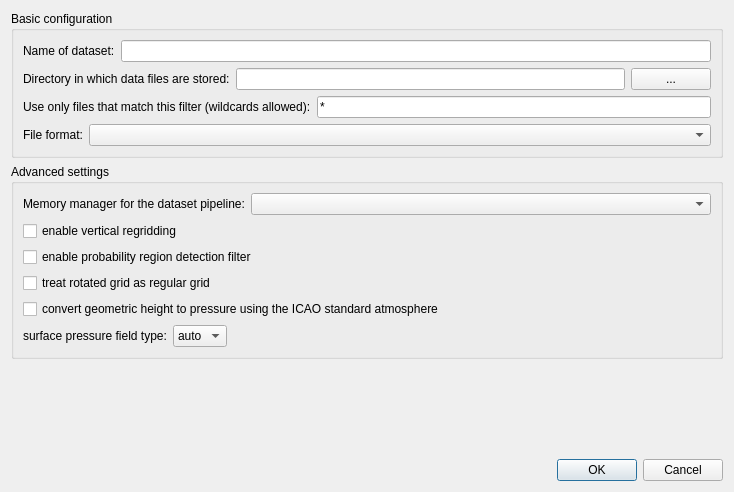
The window that src/gxfw/adddatasetdialog.ui (chrismile/met.3d) describes before a commit, drawn with Qt 5.
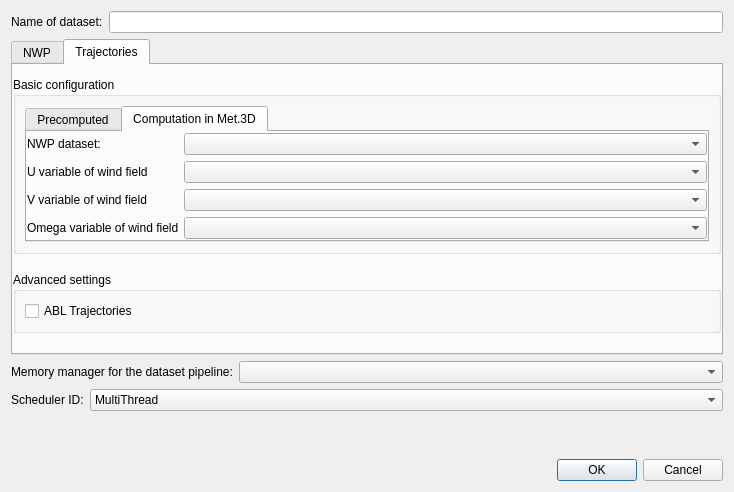
The same window after the commit.

Commit message: extended add dataset dialog to handle trajectories pipeline

Patch:
```diff
--- a/src/gxfw/adddatasetdialog.ui
+++ b/src/gxfw/adddatasetdialog.ui
@@ -15,18 +15,6 @@
   </property>
   <layout class="QVBoxLayout" name="verticalLayout_3">
    <item>
-    <widget class="QGroupBox" name="groupBox">
-     <property name="title">
-      <string>Basic configuration</string>
-     </property>
-     <property name="flat">
-      <bool>false</bool>
-     </property>
-     <property name="checkable">
-      <bool>false</bool>
-     </property>
-     <layout class="QVBoxLayout" name="verticalLayout">
-      <item>
        <layout class="QHBoxLayout" name="horizontalLayout_2">
         <item>
          <widget class="QLabel" name="label">
@@ -41,6 +29,43 @@
        </layout>
       </item>
       <item>
+    <widget class="QTabWidget" name="pipelineTypeTabWidget">
+     <property name="currentIndex">
+      <number>1</number>
+     </property>
+     <widget class="QWidget" name="nwpTab">
+      <attribute name="title">
+       <string>NWP</string>
+      </attribute>
+      <layout class="QVBoxLayout" name="verticalLayout_4">
+       <property name="spacing">
+        <number>0</number>
+       </property>
+       <property name="leftMargin">
+        <number>0</number>
+       </property>
+       <property name="topMargin">
+        <number>0</number>
+       </property>
+       <property name="rightMargin">
+        <number>0</number>
+       </property>
+       <property name="bottomMargin">
+        <number>0</number>
+       </property>
+       <item>
+        <widget class="QGroupBox" name="groupBox">
+         <property name="title">
+          <string>Basic configuration</string>
+         </property>
+         <property name="flat">
+          <bool>false</bool>
+         </property>
+         <property name="checkable">
+          <bool>false</bool>
+         </property>
+         <layout class="QVBoxLayout" name="verticalLayout">
+          <item>
        <layout class="QHBoxLayout" name="horizontalLayout">
         <property name="sizeConstraint">
          <enum>QLayout::SetNoConstraint</enum>
@@ -118,6 +143,16 @@
             <verstretch>0</verstretch>
            </sizepolicy>
           </property>
+              <item>
+               <property name="text">
+                <string>CF_NETCDF</string>
+               </property>
+              </item>
+              <item>
+               <property name="text">
+                <string>ECMWF_GRIB</string>
+               </property>
+              </item>
          </widget>
         </item>
        </layout>
@@ -131,27 +166,6 @@
       <string>Advanced settings</string>
      </property>
      <layout class="QVBoxLayout" name="verticalLayout_2">
-      <item>
-       <layout class="QHBoxLayout" name="horizontalLayout_5">
-        <item>
-         <widget class="QLabel" name="label_4">
-          <property name="text">
-           <string>Memory manager for the dataset pipeline:</string>
-          </property>
-         </widget>
-        </item>
-        <item>
-         <widget class="QComboBox" name="memoryMCombo">
-          <property name="sizePolicy">
-           <sizepolicy hsizetype="Expanding" vsizetype="Fixed">
-            <horstretch>0</horstretch>
-            <verstretch>0</verstretch>
-           </sizepolicy>
-          </property>
-         </widget>
-        </item>
-       </layout>
-      </item>
       <item>
        <widget class="QCheckBox" name="regriddingBool">
         <property name="text">
@@ -237,6 +251,342 @@
       </item>
      </layout>
     </widget>
+       </item>
+      </layout>
+     </widget>
+     <widget class="QWidget" name="trajectoriesTab">
+      <attribute name="title">
+       <string>Trajectories</string>
+      </attribute>
+      <layout class="QVBoxLayout" name="verticalLayout_7">
+       <property name="leftMargin">
+        <number>0</number>
+       </property>
+       <property name="topMargin">
+        <number>0</number>
+       </property>
+       <property name="rightMargin">
+        <number>0</number>
+       </property>
+       <property name="bottomMargin">
+        <number>0</number>
+       </property>
+       <item>
+        <spacer name="verticalSpacer_4">
+         <property name="orientation">
+          <enum>Qt::Vertical</enum>
+         </property>
+         <property name="sizeHint" stdset="0">
+          <size>
+           <width>20</width>
+           <height>10</height>
+          </size>
+         </property>
+        </spacer>
+       </item>
+       <item>
+        <widget class="QGroupBox" name="groupBox_3">
+         <property name="title">
+          <string>Basic configuration</string>
+         </property>
+         <property name="flat">
+          <bool>false</bool>
+         </property>
+         <property name="checkable">
+          <bool>false</bool>
+         </property>
+         <layout class="QVBoxLayout" name="verticalLayout_5">
+          <item>
+           <widget class="QTabWidget" name="trajectoriesTypeTabWidget">
+            <property name="currentIndex">
+             <number>1</number>
+            </property>
+            <widget class="QWidget" name="trajectoriesPrecomputedTab">
+             <attribute name="title">
+              <string>Precomputed</string>
+             </attribute>
+             <layout class="QVBoxLayout" name="verticalLayout_10">
+              <property name="spacing">
+               <number>5</number>
+              </property>
+              <property name="leftMargin">
+               <number>0</number>
+              </property>
+              <property name="topMargin">
+               <number>0</number>
+              </property>
+              <property name="rightMargin">
+               <number>0</number>
+              </property>
+              <property name="bottomMargin">
+               <number>0</number>
+              </property>
+              <item>
+               <layout class="QHBoxLayout" name="horizontalLayout_18">
+                <property name="sizeConstraint">
+                 <enum>QLayout::SetNoConstraint</enum>
+                </property>
+                <item>
+                 <widget class="QLabel" name="label_15">
+                  <property name="sizePolicy">
+                   <sizepolicy hsizetype="Fixed" vsizetype="Fixed">
+                    <horstretch>0</horstretch>
+                    <verstretch>0</verstretch>
+                   </sizepolicy>
+                  </property>
+                  <property name="text">
+                   <string>Directory in which data files are stored:</string>
+                  </property>
+                 </widget>
+                </item>
+                <item>
+                 <widget class="QLineEdit" name="trajectoriesPathEdit">
+                  <property name="sizePolicy">
+                   <sizepolicy hsizetype="Expanding" vsizetype="Fixed">
+                    <horstretch>0</horstretch>
+                    <verstretch>0</verstretch>
+                   </sizepolicy>
+                  </property>
+                 </widget>
+                </item>
+                <item>
+                 <widget class="QPushButton" name="trajectoriesBrowseButton">
+                  <property name="sizePolicy">
+                   <sizepolicy hsizetype="Minimum" vsizetype="Fixed">
+                    <horstretch>0</horstretch>
+                    <verstretch>0</verstretch>
+                   </sizepolicy>
+                  </property>
+                  <property name="text">
+                   <string>...</string>
+                  </property>
+                 </widget>
+                </item>
+               </layout>
+              </item>
+              <item>
+               <spacer name="verticalSpacer_3">
+                <property name="orientation">
+                 <enum>Qt::Vertical</enum>
+                </property>
+                <property name="sizeHint" stdset="0">
+                 <size>
+                  <width>20</width>
+                  <height>30</height>
+                 </size>
+                </property>
+               </spacer>
+              </item>
+             </layout>
+            </widget>
+            <widget class="QWidget" name="trajectoriesComputationTab">
+             <attribute name="title">
+              <string>Computation in Met.3D</string>
+             </attribute>
+             <layout class="QVBoxLayout" name="verticalLayout_6">
+              <property name="leftMargin">
+               <number>0</number>
+              </property>
+              <property name="topMargin">
+               <number>0</number>
+              </property>
+              <property name="rightMargin">
+               <number>0</number>
+              </property>
+              <property name="bottomMargin">
+               <number>0</number>
+              </property>
+              <item>
+               <layout class="QGridLayout" name="gridLayout">
+                <property name="horizontalSpacing">
+                 <number>5</number>
+                </property>
+                <item row="0" column="0">
+                 <widget class="QLabel" name="label_21">
+                  <property name="text">
+                   <string>NWP dataset:</string>
+                  </property>
+                 </widget>
+                </item>
+                <item row="0" column="1">
+                 <widget class="QComboBox" name="trajectoriesNWPDatasetCombo">
+                  <property name="sizePolicy">
+                   <sizepolicy hsizetype="Expanding" vsizetype="Fixed">
+                    <horstretch>0</horstretch>
+                    <verstretch>0</verstretch>
+                   </sizepolicy>
+                  </property>
+                 </widget>
+                </item>
+                <item row="1" column="0">
+                 <widget class="QLabel" name="label_10">
+                  <property name="sizePolicy">
+                   <sizepolicy hsizetype="Fixed" vsizetype="Fixed">
+                    <horstretch>0</horstretch>
+                    <verstretch>0</verstretch>
+                   </sizepolicy>
+                  </property>
+                  <property name="text">
+                   <string>U variable of wind field</string>
+                  </property>
+                 </widget>
+                </item>
+                <item row="1" column="1">
+                 <widget class="QComboBox" name="trajectoriesWindUVarCombo">
+                  <property name="sizePolicy">
+                   <sizepolicy hsizetype="Expanding" vsizetype="Fixed">
+                    <horstretch>0</horstretch>
+                    <verstretch>0</verstretch>
+                   </sizepolicy>
+                  </property>
+                 </widget>
+                </item>
+                <item row="2" column="0">
+                 <widget class="QLabel" name="label_11">
+                  <property name="text">
+                   <string>V variable of wind field</string>
+                  </property>
+                 </widget>
+                </item>
+                <item row="2" column="1">
+                 <widget class="QComboBox" name="trajectoriesWindVVarCombo">
+                  <property name="sizePolicy">
+                   <sizepolicy hsizetype="Expanding" vsizetype="Fixed">
+                    <horstretch>0</horstretch>
+                    <verstretch>0</verstretch>
+                   </sizepolicy>
+                  </property>
+                 </widget>
+                </item>
+                <item row="3" column="0">
+                 <widget class="QLabel" name="label_18">
+                  <property name="text">
+                   <string>Omega variable of wind field</string>
+                  </property>
+                 </widget>
+                </item>
+                <item row="3" column="1">
+                 <widget class="QComboBox" name="trajectoriesWindWVarCombo">
+                  <property name="sizePolicy">
+                   <sizepolicy hsizetype="Expanding" vsizetype="Fixed">
+                    <horstretch>0</horstretch>
+                    <verstretch>0</verstretch>
+                   </sizepolicy>
+                  </property>
+                 </widget>
+                </item>
+               </layout>
+              </item>
+             </layout>
+            </widget>
+           </widget>
+          </item>
+         </layout>
+        </widget>
+       </item>
+       <item>
+        <spacer name="verticalSpacer_2">
+         <property name="orientation">
+          <enum>Qt::Vertical</enum>
+         </property>
+         <property name="sizeHint" stdset="0">
+          <size>
+           <width>20</width>
+           <height>10</height>
+          </size>
+         </property>
+        </spacer>
+       </item>
+       <item>
+        <widget class="QGroupBox" name="groupBox_7">
+         <property name="title">
+          <string>Advanced settings</string>
+         </property>
+         <property name="flat">
+          <bool>false</bool>
+         </property>
+         <property name="checkable">
+          <bool>false</bool>
+         </property>
+         <layout class="QVBoxLayout" name="verticalLayout_11">
+          <item>
+           <widget class="QCheckBox" name="ablTrajectoriesCheckBox">
+            <property name="text">
+             <string>ABL Trajectories</string>
+            </property>
+           </widget>
+          </item>
+         </layout>
+        </widget>
+       </item>
+       <item>
+        <spacer name="verticalSpacer_5">
+         <property name="orientation">
+          <enum>Qt::Vertical</enum>
+         </property>
+         <property name="sizeHint" stdset="0">
+          <size>
+           <width>20</width>
+           <height>20</height>
+          </size>
+         </property>
+        </spacer>
+       </item>
+      </layout>
+     </widget>
+    </widget>
+   </item>
+   <item>
+    <layout class="QHBoxLayout" name="horizontalLayout_5">
+     <item>
+      <widget class="QLabel" name="label_4">
+       <property name="text">
+        <string>Memory manager for the dataset pipeline:</string>
+       </property>
+      </widget>
+     </item>
+     <item>
+      <widget class="QComboBox" name="memoryMCombo">
+       <property name="sizePolicy">
+        <sizepolicy hsizetype="Expanding" vsizetype="Fixed">
+         <horstretch>0</horstretch>
+         <verstretch>0</verstretch>
+        </sizepolicy>
+       </property>
+      </widget>
+     </item>
+    </layout>
+   </item>
+   <item>
+    <layout class="QHBoxLayout" name="horizontalLayout_16">
+     <item>
+      <widget class="QLabel" name="label_13">
+       <property name="text">
+        <string>Scheduler ID:</string>
+       </property>
+      </widget>
+     </item>
+     <item>
+      <widget class="QComboBox" name="schedulerIDCombo">
+       <property name="sizePolicy">
+        <sizepolicy hsizetype="Expanding" vsizetype="Fixed">
+         <horstretch>0</horstretch>
+         <verstretch>0</verstretch>
+        </sizepolicy>
+       </property>
+       <item>
+        <property name="text">
+         <string>MultiThread</string>
+        </property>
+       </item>
+       <item>
+        <property name="text">
+         <string>SingleThread</string>
+        </property>
+       </item>
+      </widget>
+     </item>
+    </layout>
    </item>
    <item>
     <spacer name="verticalSpacer">
```
Left out of the diff: 8 changed lines with no effect on the pictures. Lines whose indentation alone changed are shown as unchanged. The commit also changes 7 other files.
